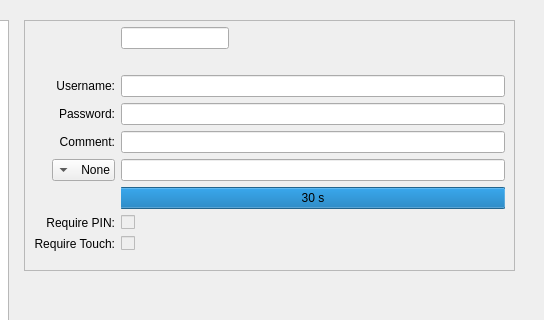
Before: the Qt Designer form nitrokeyapp/ui/secrets_tab.ui in Nitrokey/nitrokey-app2, drawn with Qt 5; both pictures show x 267 to 811 and y 0 to 320 of the 811 by 527 pixel window.
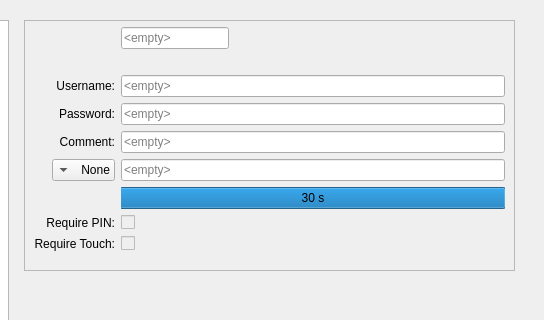
After: the same form once the commit is applied. Icons and pictures are not drawn.

Patch:
```diff
--- a/nitrokeyapp/ui/secrets_tab.ui
+++ b/nitrokeyapp/ui/secrets_tab.ui
@@ -223,6 +223,9 @@
                 <property name="dragEnabled">
                  <bool>true</bool>
                 </property>
+                <property name="placeholderText">
+                 <string>&lt;empty&gt;</string>
+                </property>
                 <property name="clearButtonEnabled">
                  <bool>false</bool>
                 </property>
@@ -236,6 +239,9 @@
                   <verstretch>0</verstretch>
                  </sizepolicy>
                 </property>
+                <property name="placeholderText">
+                 <string>&lt;empty&gt;</string>
+                </property>
                </widget>
               </item>
               <item row="3" column="1">
@@ -288,6 +294,9 @@
                 <property name="readOnly">
                  <bool>true</bool>
                 </property>
+                <property name="placeholderText">
+                 <string>&lt;empty&gt;</string>
+                </property>
                </widget>
               </item>
               <item row="8" column="2">
@@ -320,6 +329,9 @@
                 <property name="dragEnabled">
                  <bool>false</bool>
                 </property>
+                <property name="placeholderText">
+                 <string>&lt;empty&gt;</string>
+                </property>
                 <property name="clearButtonEnabled">
                  <bool>false</bool>
                 </property>
@@ -381,6 +393,9 @@
                   <verstretch>0</verstretch>
                  </sizepolicy>
                 </property>
+                <property name="placeholderText">
+                 <string>&lt;empty&gt;</string>
+                </property>
                </widget>
               </item>
               <item row="6" column="1">
```
